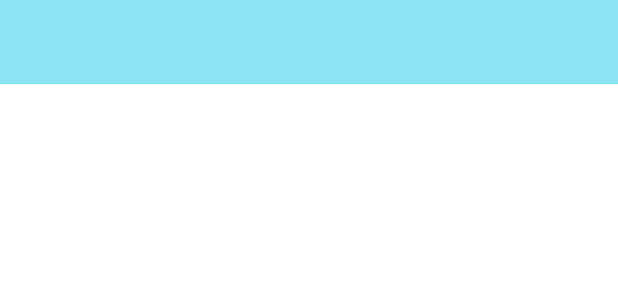
After one commit to SahajKaran/MyCaddie, an Android app: the layout fragment_profile.xml on its own in the app's theme, with its tools: preview values and no code run, on a phone screen of 412 x 824 dp. The commit adds this screen. Shown: the top 300 px of the screen. Run offline under Robolectric (Android 15) with nearby library versions, the phone set to English and light mode, and no system bars.

Commit message:
Ui plus Profile Fragment

```diff
--- /dev/null
+++ b/app/src/main/res/layout/fragment_profile.xml
@@ -0,0 +1,23 @@
+<?xml version="1.0" encoding="utf-8"?>
+<layout xmlns:android="http://schemas.android.com/apk/res/android"
+    xmlns:tools="http://schemas.android.com/tools"
+    xmlns:app="http://schemas.android.com/apk/res-auto">
+
+    <androidx.constraintlayout.widget.ConstraintLayout
+        android:layout_width="match_parent"
+        android:layout_height="match_parent"
+        tools:context =".fragment.ProfileFragment">
+
+        <androidx.appcompat.widget.Toolbar
+            android:id="@+id/toolbar"
+            android:layout_width="match_parent"
+            android:layout_height="?attr/actionBarSize"
+            android:background="@color/lightblue"
+            app:layout_constraintTop_toTopOf="parent"
+            app:layout_constraintStart_toStartOf="parent"
+            app:layout_constraintEnd_toEndOf="parent">
+        </androidx.appcompat.widget.Toolbar>
+
+    </androidx.constraintlayout.widget.ConstraintLayout>
+
+</layout>
```
Also changed, not shown: app/src/main/java/com/example/mycaddie/fragments/ProfileFragment.java (added, +70 -0 lines), app/src/main/java/com/example/mycaddie/fragments/ProfileViewModel.java (added, +7 -0 lines), app/src/main/java/com/example/mycaddie/ui/MainFragment.java (+11 -0 lines), app/src/main/res/navigation/nav_graph.xml (+10 -0 lines).
